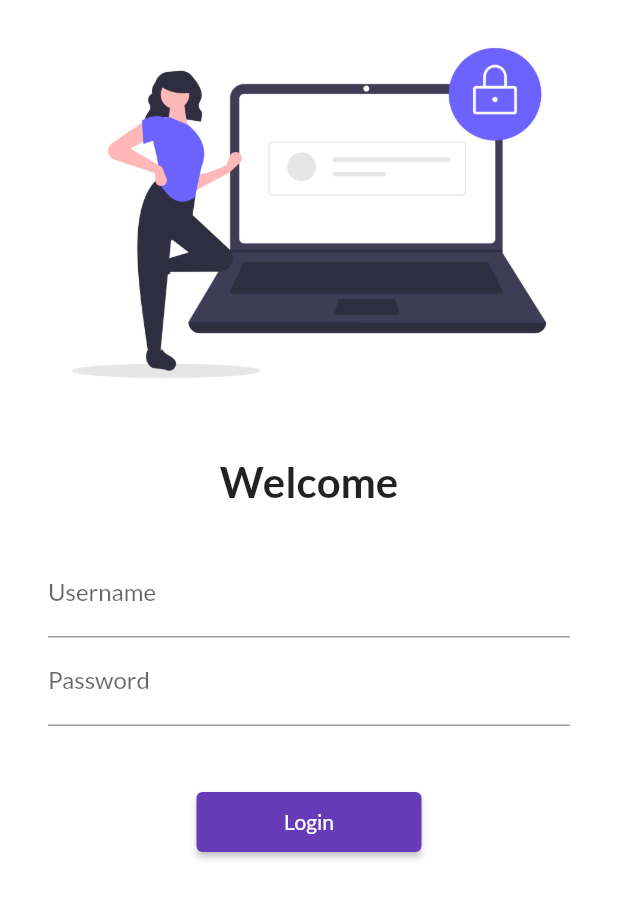
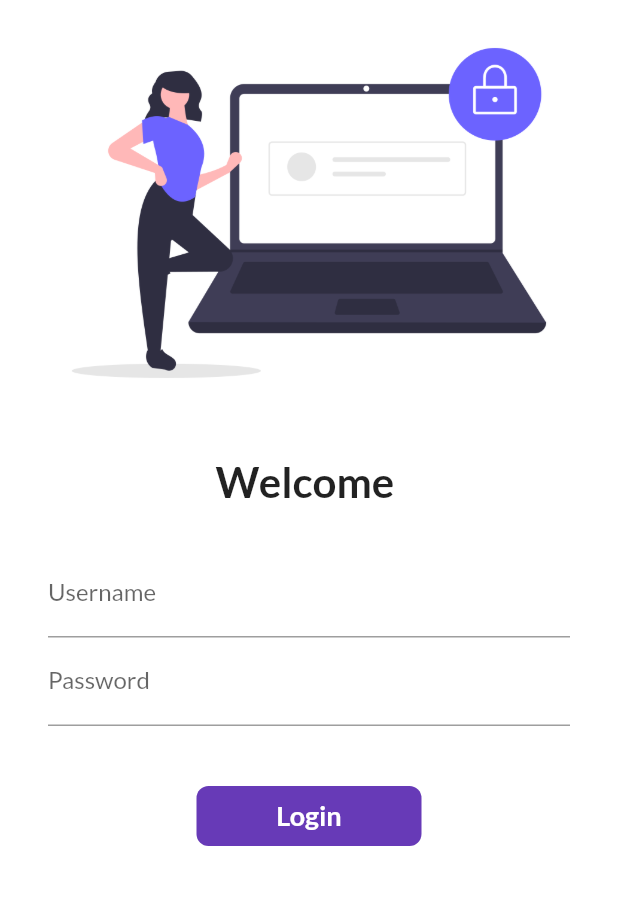
Before and after one commit to SurendraDhanawat/30Daysofflutter, a Flutter app: the screen it shows after launch, on a phone screen of 412 x 824 dp. Shown: the top 899 px of the screen. Run offline on Flutter 3.47's test engine with Material 2 defaults, Android fonts, the phone set to English and light mode, and no system bars; our stand-ins replace google_fonts.

Commit message:
day 6 completed

```diff
--- a/lib/Pages/login_page.dart
+++ b/lib/Pages/login_page.dart
@@ -3,7 +3,14 @@ import 'package:flutter/material.dart';
 import '../utils/routes.dart';
 
 // ignore: use_key_in_widget_constructors
-class LoginPage extends StatelessWidget {
+class LoginPage extends StatefulWidget {
+  @override
+  State<LoginPage> createState() => _LoginPageState();
+}
+
+class _LoginPageState extends State<LoginPage> {
+  String name = "";
+  bool changButton = false;
   @override
   Widget build(BuildContext context) {
     return Material(
@@ -19,7 +26,7 @@ class LoginPage extends StatelessWidget {
               height: 20.0,
             ),
             Text(
-              "Welcome",
+              "Welcome $name",
               style: TextStyle(fontSize: 28, fontWeight: FontWeight.bold),
             ),
             SizedBox(
@@ -33,6 +40,10 @@ class LoginPage extends StatelessWidget {
                   TextFormField(
                     decoration: InputDecoration(
                         hintText: "Enter Username", labelText: "Username"),
+                    onChanged: (value) {
+                      name = value;
+                      setState(() {});
+                    },
                   ),
                   TextFormField(
                     obscureText: true,
@@ -44,13 +55,46 @@ class LoginPage extends StatelessWidget {
                   SizedBox(
                     height: 40.0,
                   ),
-                  ElevatedButton(
-                    child: Text("Login"),
-                    style: TextButton.styleFrom(minimumSize: Size(150, 40)),
-                    onPressed: () {
-                      Navigator.pushNamed(context, MyRoutes.homeRoute);
-                    },
-                  )
+                  InkWell(
+                      onTap: () async {
+                        setState(() {
+                          changButton = true;
+                        });
+                        await Future.delayed(Duration(seconds: 1));
+                        Navigator.pushNamed(context, MyRoutes.homeRoute);
+                      },
+                      child: AnimatedContainer(
+                        duration: Duration(seconds: 1),
+                        width: changButton ? 50 : 150,
+                        height: 40,
+                        alignment: Alignment.center,
+                        child: changButton
+                            ? Icon(
+                                Icons.done,
+                                color: Colors.white,
+                              )
+                            : Text(
+                                "Login",
+                                style: TextStyle(
+                                    color: Colors.white,
+                                    fontWeight: FontWeight.bold,
+                                    fontSize: 18),
+                              ),
+                        decoration: BoxDecoration(
+                            color: Colors.deepPurple,
+                            // shape: changButton
+                            //     ? BoxShape.circle
+                            //     : BoxShape.rectangle,
+                            borderRadius:
+                                BorderRadius.circular(changButton ? 50 : 8)),
+                      )),
+                  // ElevatedButton(
+                  //   child: Text("Login"),
+                  //   style: TextButton.styleFrom(minimumSize: Size(150, 40)),
+                  //   onPressed: () {
+                  //
+                  //   },
+                  // )
                 ],
               ),
             ),
```
